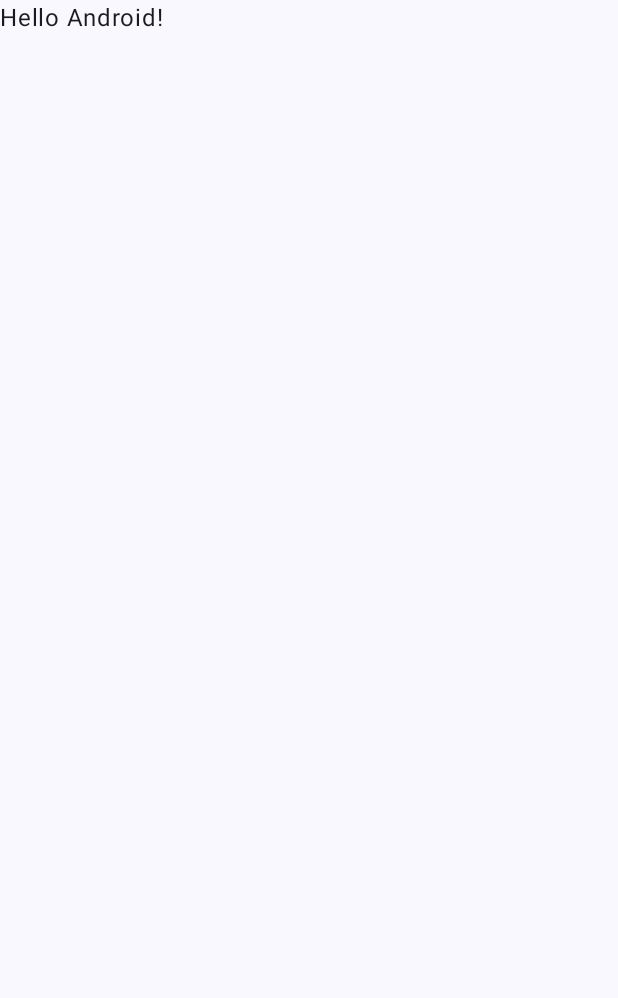
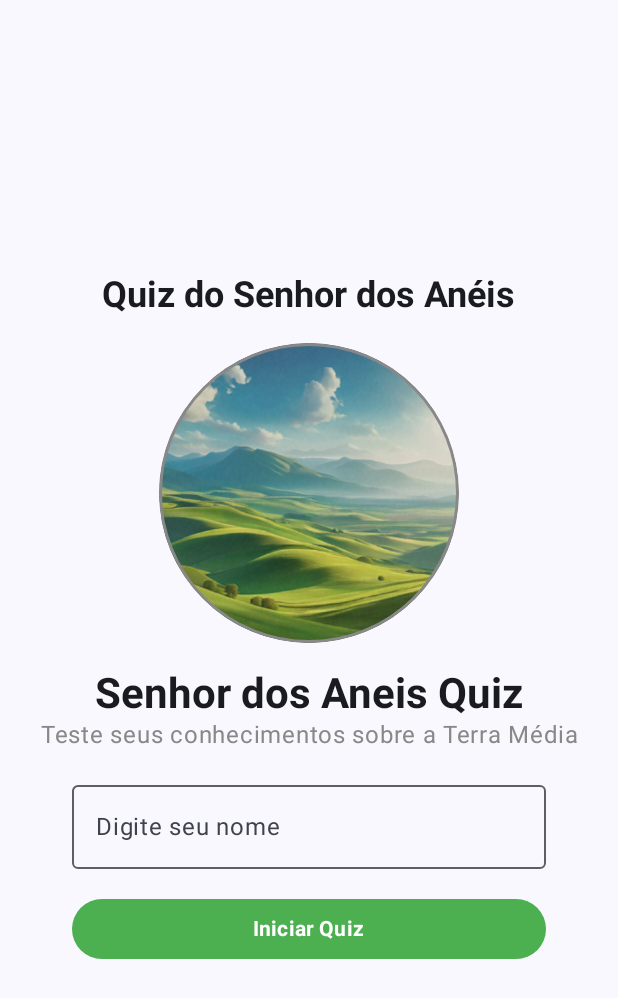
Before and after one commit to rdsalvesPUC/QuizSenhordosAneis, an Android app built with Jetpack Compose: the screen it shows after launch (MainActivity), on a phone screen of 412 x 824 dp. Before the commit the part shown is almost empty. Shown: the top 998 px of the screen. Run offline under Robolectric (Android 15) with nearby library versions, the phone set to English and light mode, and no system bars.

Commit message:
Todas as configurações de dependencias realizadas Criação da TelaInicial funcionando Criação da estrutura dos quizes e das perguntas

```diff
--- a/app/src/main/AndroidManifest.xml
+++ b/app/src/main/AndroidManifest.xml
@@ -12,6 +12,7 @@
         android:supportsRtl="true"
         android:theme="@style/Theme.QuizSenhordosAneis"
         tools:targetApi="31">
+
         <activity
             android:name=".MainActivity"
             android:exported="true"
@@ -19,10 +20,9 @@
             android:theme="@style/Theme.QuizSenhordosAneis">
             <intent-filter>
                 <action android:name="android.intent.action.MAIN" />
-
                 <category android:name="android.intent.category.LAUNCHER" />
             </intent-filter>
         </activity>
+
     </application>
-
 </manifest>
--- a/app/src/main/java/com/example/quizsenhordosaneis/MainActivity.kt
+++ b/app/src/main/java/com/example/quizsenhordosaneis/MainActivity.kt
@@ -12,6 +12,7 @@
 import androidx.compose.ui.Modifier
 import androidx.compose.ui.tooling.preview.Preview
 import com.example.quizsenhordosaneis.ui.theme.QuizSenhordosAneisTheme
+import com.example.quizsenhordosaneis.view.TelaInicial
 
 class MainActivity : ComponentActivity() {
     override fun onCreate(savedInstanceState: Bundle?) {
@@ -20,28 +21,13 @@
         setContent {
             QuizSenhordosAneisTheme {
                 Scaffold(modifier = Modifier.fillMaxSize()) { innerPadding ->
-                    Greeting(
-                        name = "Android",
-                        modifier = Modifier.padding(innerPadding)
+                    TelaInicial(
+                        onStartQuiz = { nomeUsuario ->
+                            // Ação ao iniciar o quiz, por exemplo, navegar para a próxima tela
+                        },
                     )
                 }
             }
         }
     }
 }
-
-@Composable
-fun Greeting(name: String, modifier: Modifier = Modifier) {
-    Text(
-        text = "Hello $name!",
-        modifier = modifier
-    )
-}
-
-@Preview(showBackground = true)
-@Composable
-fun GreetingPreview() {
-    QuizSenhordosAneisTheme {
-        Greeting("Android")
-    }
-}
--- /dev/null
+++ b/app/src/main/java/com/example/quizsenhordosaneis/model/Quiz.kt
@@ -0,0 +1,6 @@
+package com.example.quizsenhordosaneis.model
+
+data class Quiz(
+    val id: String,
+    val perguntas: List<Pergunta>
+)
--- /dev/null
+++ b/app/src/main/java/com/example/quizsenhordosaneis/view/TelaInicial.kt
@@ -0,0 +1,104 @@
+package com.example.quizsenhordosaneis.view
+
+import androidx.compose.material3.MaterialTheme
+import androidx.compose.material3.Typography
+import androidx.compose.material3.ButtonDefaults
+import androidx.compose.material3.Text
+import androidx.compose.material3.OutlinedTextField
+import androidx.compose.material3.Button
+import androidx.compose.material3.Surface
+import androidx.compose.ui.text.font.FontWeight
+import androidx.compose.ui.graphics.Color
+import androidx.compose.ui.unit.dp
+import androidx.compose.foundation.layout.*
+import androidx.compose.foundation.Image
+import androidx.compose.foundation.border
+import androidx.compose.foundation.shape.CircleShape
+import androidx.compose.ui.Alignment
+import androidx.compose.ui.Modifier
+import androidx.compose.ui.draw.clip
+import androidx.compose.ui.layout.ContentScale
+import androidx.compose.ui.res.painterResource
+import androidx.compose.runtime.*
+import androidx.compose.ui.text.style.TextAlign
+import com.example.quizsenhordosaneis.R
+
+@Composable
+fun TelaInicial(onStartQuiz: (String) -> Unit) {
+    var nomeUsuario by remember { mutableStateOf("") }
+
+    Column(
+        modifier = Modifier
+            .fillMaxSize()
+            .padding(16.dp),
+        horizontalAlignment = Alignment.CenterHorizontally,
+        verticalArrangement = Arrangement.Center
+    ) {
+        // Título
+        Text(
+            text = "Quiz do Senhor dos Anéis",
+            style = MaterialTheme.typography.headlineSmall,
+            fontWeight = FontWeight.Bold
+        )
+
+        Spacer(modifier = Modifier.height(16.dp))
+
+        // Imagem circular
+        Image(
+            painter = painterResource(id = R.drawable.imagem_entrada),
+            contentDescription = null,
+            modifier = Modifier
+                .size(200.dp)
+                .clip(CircleShape)
+                .border(2.dp, Color.Gray, CircleShape),
+            contentScale = ContentScale.Crop
+        )
+
+        Spacer(modifier = Modifier.height(16.dp))
+
+        // Título do Quiz
+        Text(
+            text = "Senhor dos Aneis Quiz",
+            style = MaterialTheme.typography.headlineMedium,
+            fontWeight = FontWeight.Bold
+        )
+
+        // Subtítulo
+        Text(
+            text = "Teste seus conhecimentos sobre a Terra Média",
+            style = MaterialTheme.typography.bodyLarge,
+            color = Color.Gray,
+            textAlign = TextAlign.Center
+        )
+
+        Spacer(modifier = Modifier.height(16.dp))
+
+        // Campo de entrada para o nome do usuário
+        OutlinedTextField(
+            value = nomeUsuario,
+            onValueChange = { nomeUsuario = it },
+            label = { Text("Digite seu nome") },
+            singleLine = true,
+            modifier = Modifier
+                .fillMaxWidth()
+                .padding(horizontal = 32.dp)
+        )
+
+        Spacer(modifier = Modifier.height(16.dp))
+
+        // Botão Iniciar
+        Button(
+            onClick = { onStartQuiz(nomeUsuario) },
+            modifier = Modifier
+                .fillMaxWidth()
+                .padding(horizontal = 32.dp),
+            colors = ButtonDefaults.buttonColors(containerColor = Color(0xFF4CAF50))
+        ) {
+            Text(
+                text = "Iniciar Quiz",
+                color = Color.White,
+                fontWeight = FontWeight.Bold
+            )
+        }
+    }
+}
--- a/build.gradle.kts
+++ b/build.gradle.kts
@@ -2,4 +2,5 @@
 plugins {
     alias(libs.plugins.android.application) apply false
     alias(libs.plugins.kotlin.android) apply false
+    id("com.google.gms.google-services") version "4.4.2" apply false
 }
```
Also changed, not shown: app/build.gradle.kts (+20 -3 lines), app/src/main/java/com/example/quizsenhordosaneis/model/Pergunta.kt (added, +9 -0 lines), app/src/main/java/com/example/quizsenhordosaneis/quiz/QuizData.kt (added, +384 -0 lines), gradle/libs.versions.toml (+26 -2 lines), app/src/main/res/drawable/imagem_entrada.png (added), 1 other file.
